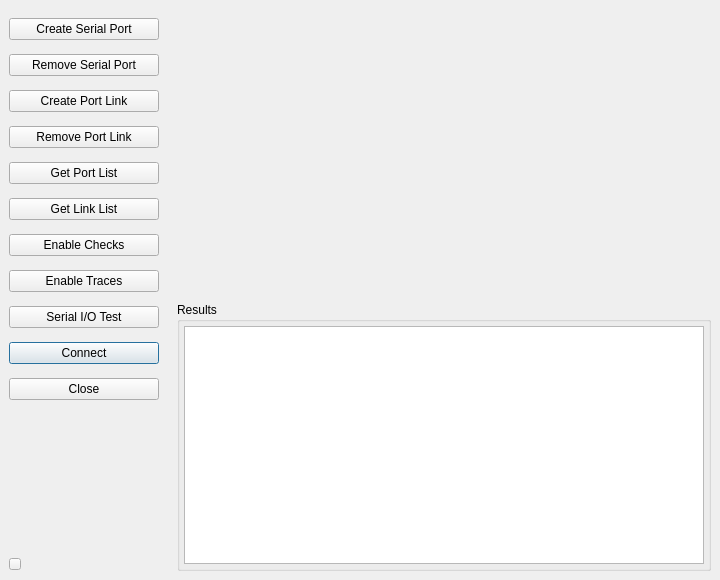
The window that VSPClient/ui/vscmainwindow.ui (britus/VSPClient) describes before a commit, drawn with Qt 5.
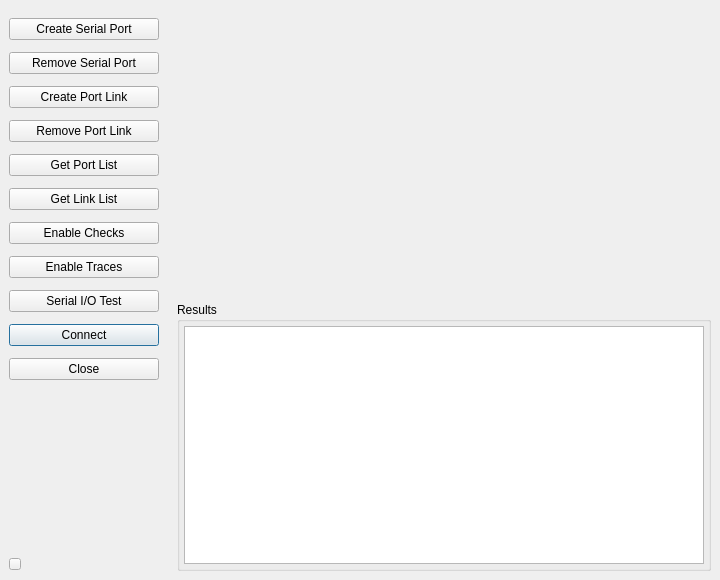
The same window after the commit. Icons and pictures are not drawn. Custom widgets are drawn as their Qt base class.

Commit message: nav bar with extended

The edit to the form file:
```diff
--- a/VSPClient/ui/vscmainwindow.ui
+++ b/VSPClient/ui/vscmainwindow.ui
@@ -38,7 +38,7 @@
       </property>
       <layout class="QVBoxLayout" name="verticalLayout_2">
        <property name="spacing">
-        <number>14</number>
+        <number>12</number>
        </property>
        <property name="leftMargin">
         <number>0</number>
```
The commit also changes 1 other file.
